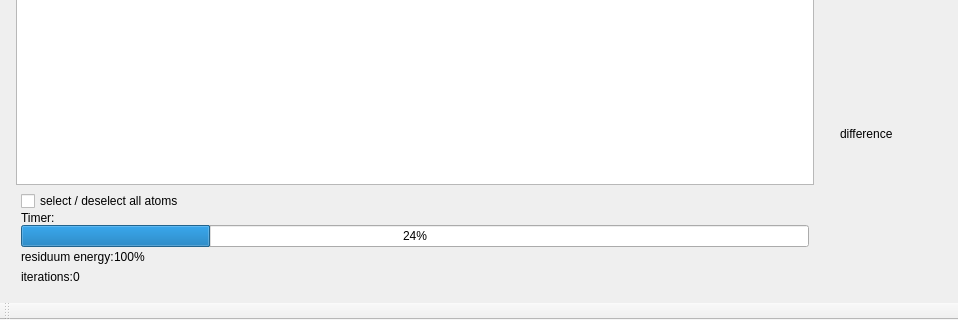
First picture: the form in examples/matchingPursuit/mainwindow.ui, repository mne-tools/mne-cpp, before the edit; both pictures show x 0 to 958 and y 380 to 700 of the 1050 by 700 pixel window.
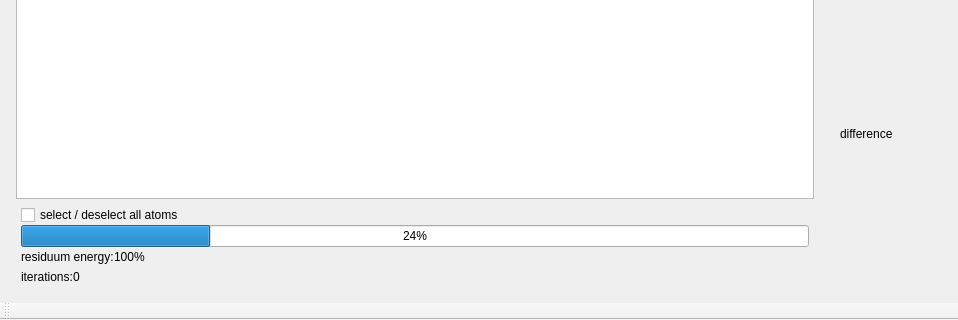
Second picture: the form after the edit. Icons and pictures are not drawn.

```diff
--- a/examples/matchingPursuit/mainwindow.ui
+++ b/examples/matchingPursuit/mainwindow.ui
@@ -372,6 +372,8 @@
            <number>5</number>
           </property>
           <item>
+           <layout class="QHBoxLayout" name="horizontalLayout_2">
+            <item>
            <widget class="QCheckBox" name="cb_all_select">
             <property name="text">
              <string>select / deselect all atoms</string>
@@ -384,9 +386,14 @@
           <item>
            <widget class="QLabel" name="lb_timer">
             <property name="text">
-             <string>Timer: </string>
-            </property>
-           </widget>
+               <string/>
+              </property>
+              <property name="alignment">
+               <set>Qt::AlignRight|Qt::AlignTrailing|Qt::AlignVCenter</set>
+              </property>
+             </widget>
+            </item>
+           </layout>
           </item>
           <item>
            <widget class="QProgressBar" name="progressBarCalc">
```
Left out of the diff: 16 changed lines with no effect on the pictures. Lines whose indentation alone changed are shown as unchanged.
